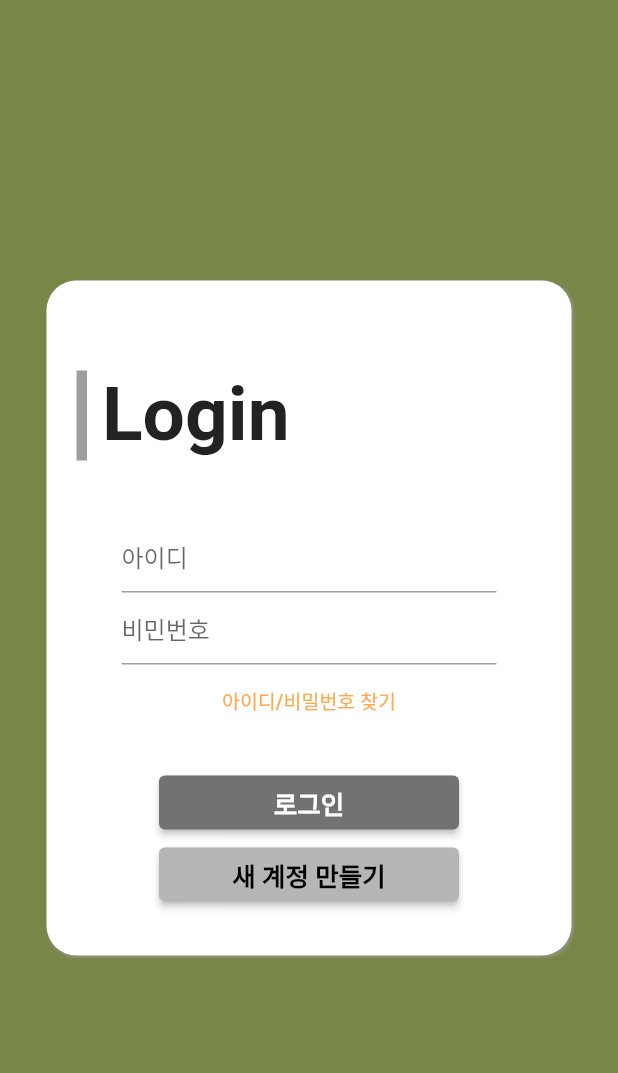
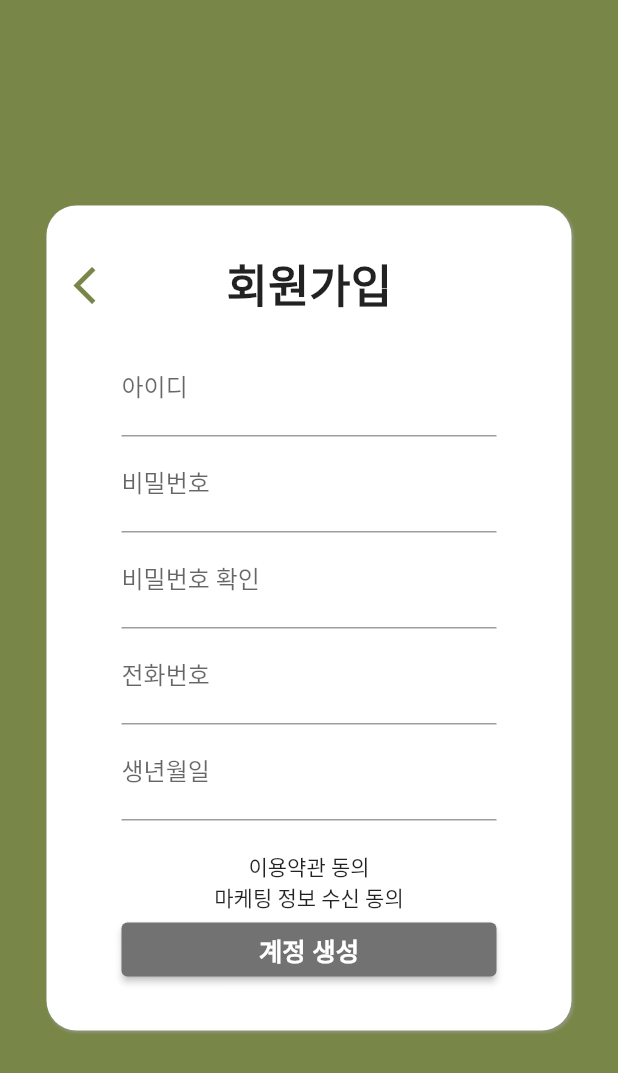
Before and after one commit to cej3827/ummmm, a Flutter app: the MyLogin screen opened directly, after a tap on "새 계정 만들기", on a phone screen of 412 x 824 dp. Shown: the top 1073 px of the screen. Run offline on Flutter 3.47's test engine with Material 2 defaults, Android fonts, the phone set to English and light mode, and no system bars; our stand-ins replace table_calendar, timer_builder; Roboto replaces fonts that are missing (cafe).

Commit message:
[front] 회원가입창 생성

```diff
--- a/newflutter/lib/groupselect.dart
+++ b/newflutter/lib/groupselect.dart
@@ -43,7 +43,7 @@ class _groupSelectState extends State<groupSelect> {
                             icon: Column(
                               mainAxisSize: MainAxisSize.min,
                               children: [
-                                Icon(Icons.account_circle,size: 80),
+                                Icon(Icons.account_circle,size: 80, color: Color(0xFFFFA84E),),
                                 Text("멧돌과 맹구",style: TextStyle(fontSize: 17),),
                               ],
                             )
@@ -57,7 +57,7 @@ class _groupSelectState extends State<groupSelect> {
                             icon: Column(
                               mainAxisSize: MainAxisSize.min,
                               children: [
-                                Icon(Icons.add_box_outlined,size: 80,),
+                                Icon(Icons.add_box_outlined,size: 80,color: Color(0xFFFFA84E),),
                                 Text("그룹 추가",style: TextStyle(fontSize: 17),)
                               ],
                             )
--- /dev/null
+++ b/newflutter/lib/joinpage.dart
@@ -0,0 +1,160 @@
+import 'package:flutter/material.dart';
+import 'login.dart';
+
+class join extends StatefulWidget {
+  const join({Key? key}) : super(key: key);
+
+  @override
+  State<join> createState() => _joinState();
+}
+
+class _joinState extends State<join> {
+  final joinId = TextEditingController();
+  final joinPw = TextEditingController();
+  final joinPwCheck = TextEditingController();
+  final joinPn = TextEditingController();
+  final joinBd = TextEditingController();
+
+  @override
+  Widget build(BuildContext context) {
+    return Scaffold(
+      backgroundColor: Color(0xFF788648),
+      body: Center(
+        child: SingleChildScrollView(
+          child: Column(
+            mainAxisAlignment: MainAxisAlignment.center,
+            children: [
+              Container(
+                decoration: BoxDecoration(
+                  color: Colors.white,
+                  borderRadius: BorderRadius.all(Radius.circular(20.0)),
+                  boxShadow: [
+                    BoxShadow(
+                      color: Colors.grey.withOpacity(0.5),
+                      spreadRadius: 0.5,
+                      blurRadius: 0.5,
+                      offset: Offset(1, 1),
+                    )
+                  ],
+                ),
+                width: 350,
+                height: 550,
+                child: Column(
+                  children: [
+                    SizedBox(
+                      height: 30,
+                    ),
+                    Container(
+                      child: Row(
+                        children: [
+                          SizedBox(
+                            width: 10,
+                          ),
+                          Container(
+                            width: 40,
+                            height: 40,
+                            child: IconButton(
+                              onPressed: () {
+                                Navigator.pop(context);
+                              },
+                              icon: Icon(
+                                Icons.arrow_back_ios,
+                                size: 30,
+                              ),
+                            ),
+                          ),
+                          SizedBox(
+                            width: 70,
+                          ),
+                          Container(
+                            width: 150,
+                            height: 40,
+                            child: Text(
+                              '회원가입',
+                              style: TextStyle(
+                                  fontWeight: FontWeight.bold, fontSize: 30),
+                            ),
+                          ),
+                        ],
+                      ),
+                    ), //회원가입
+                    SizedBox(
+                      height: 20,
+                    ),
+                    Container(
+                      child: Column(
+                        mainAxisSize: MainAxisSize.min,
+                        children: [
+                          Container(
+                            padding: EdgeInsets.fromLTRB(50, 0, 50, 0),
+                            child: TextField(
+                              controller: joinId,
+                              decoration: InputDecoration(
+                                  hintText: '아이디 입력 (5 - 10자)', labelText: '아이디'),
+                            ),
+                          ),
+                          Container(
+                            padding: EdgeInsets.fromLTRB(50, 0, 50, 0),
+                            child: TextField(
+                              controller: joinPw,
+                              decoration: InputDecoration(
+                                  hintText: '비밀번호 입력(문자, 숫자 포함 8-20자)', labelText: '비밀번호'),
+                            ),
+                          ),
+                          Container(
+                            padding: EdgeInsets.fromLTRB(50, 0, 50, 0),
+                            child: TextField(
+                              controller: joinPwCheck,
+                              decoration: InputDecoration(hintText: '비밀번호 재입력', labelText: '비밀번호 확인'),
+                            ),
+                          ),
+                          Container(
+                            padding: EdgeInsets.fromLTRB(50, 0, 50, 0),
+                            child: TextField(
+                              controller: joinPn,
+                              decoration: InputDecoration(
+                                  hintText: "전화번호 입력 ( '-' 제외 11자리 입력)", labelText: '전화번호'),
+                            ),
+                          ),
+                          Container(
+                            padding: EdgeInsets.fromLTRB(50, 0, 50, 0),
+                            child: TextField(
+                              controller: joinBd,
+                              decoration: InputDecoration(hintText: '생년월일 입력', labelText: '생년월일'),
+                            ),
+                          ),
+                        ],
+                      ),
+                    ),
+                    SizedBox(height: 20,),
+                    Container(
+                      child: Column(
+                        children: [
+                          Text('이용약관 동의'),
+                          Text('마케팅 정보 수신 동의'),
+                        ],
+                      ),
+                    ),
+                    Container(
+                      child: ElevatedButton(
+                          onPressed: () {
+                            Navigator.push(
+                                context,
+                                MaterialPageRoute(builder: (context)=>MyLogin())
+                            );
+                          },
+                          child: Text('계정 생성',style: TextStyle(fontSize:17,color: Colors.white,fontWeight: FontWeight.bold),),
+                          style: ElevatedButton.styleFrom(backgroundColor: Color(
+                              0xFF727272),fixedSize: Size(250, 30))
+                      ),
+                    ),
+                  ],
+                ),
+              ),
+            ],
+          ),
+        ),
+      ),
+    );
+  }
+}
--- a/newflutter/lib/login.dart
+++ b/newflutter/lib/login.dart
@@ -1,9 +1,11 @@
 import 'package:flutter/material.dart';
 import 'package:newflutter/groupselect.dart';
+import 'package:newflutter/joinpage.dart';
 import 'package:newflutter/main.dart';
 import 'package:newflutter/question.dart';
 import 'style.dart' as style;
 import 'package:intl/date_symbol_data_local.dart';
+import 'joinpage.dart';
 
 void main() async {
   await initializeDateFormatting();
@@ -28,6 +30,7 @@ class _MyLoginState extends State<MyLogin> {
     return Scaffold(
       backgroundColor: Color(0xFF788648),
       body: Center(
+        child: SingleChildScrollView(
           child: Column(
             mainAxisAlignment: MainAxisAlignment.center,
             children: [
@@ -115,7 +118,12 @@ class _MyLoginState extends State<MyLogin> {
                                   0xFF727272),fixedSize: Size(200, 30))
                           ),
                           ElevatedButton(
-                            onPressed: () {},
+                              onPressed: () {
+                                Navigator.push(
+                                    context,
+                                    MaterialPageRoute(builder: (context)=>const join())
+                                );
+                              },
                               child: Text('새 계정 만들기',style: TextStyle(fontSize:17,color: Colors.black,fontWeight: FontWeight.bold),),
                               style: ElevatedButton.styleFrom(backgroundColor: Color(
                                   0xFFB6B6B6),fixedSize: Size(200, 30))
@@ -129,6 +137,7 @@ class _MyLoginState extends State<MyLogin> {
             ],
           ),
         ),
+      ),
     );
   } // build
 }
```
Lines whose indentation alone changed are shown as unchanged.
